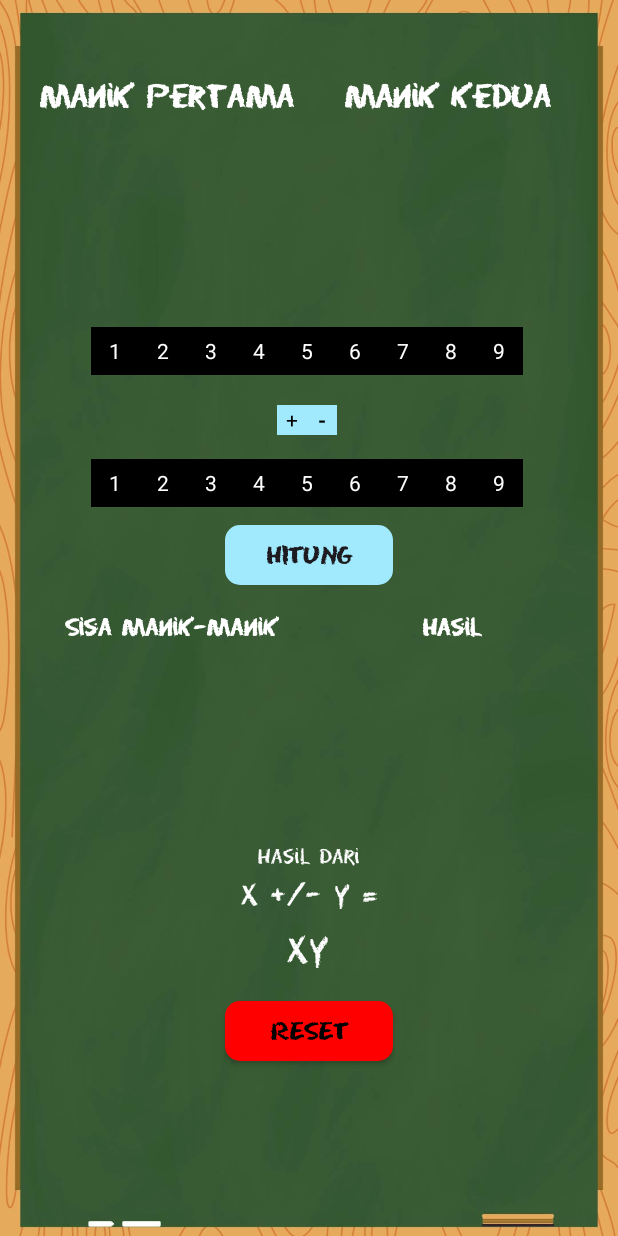
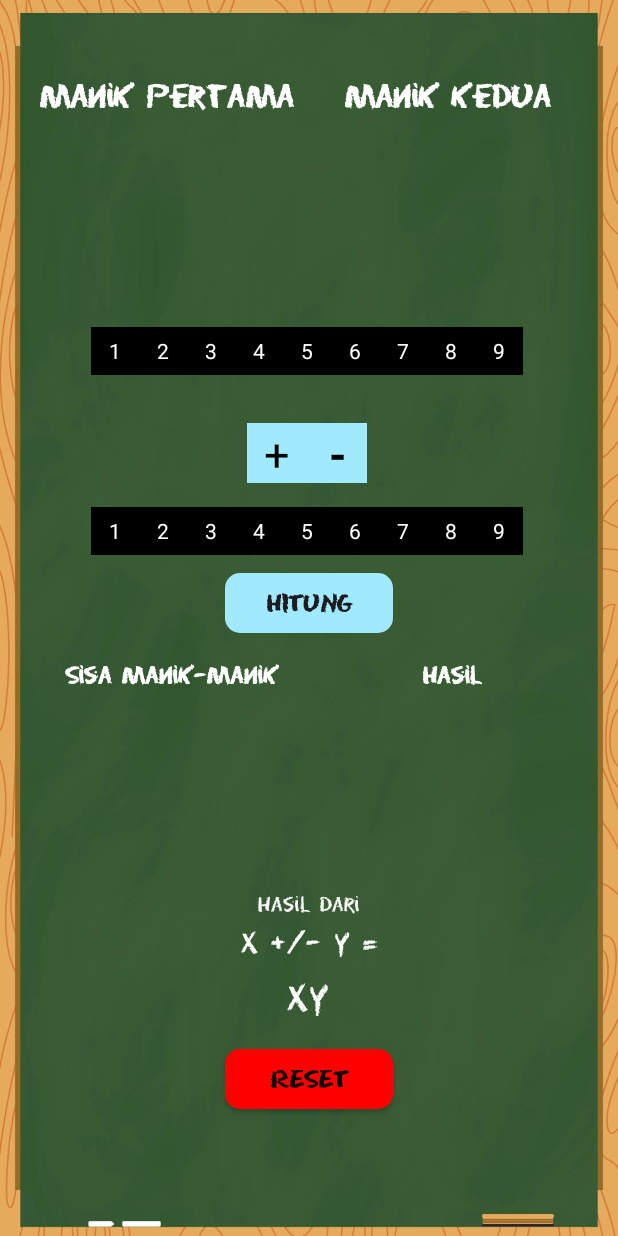
Before and after one commit to Boy-Brahmanda03/LearningApps, an Android app: the MainActivity screen opened directly, with no data from a screen before it, on a phone screen of 412 x 824 dp. Run offline under Robolectric (Android 15) with nearby library versions, the phone set to English and light mode, and no system bars.

Commit message:
edit + and - button

```diff
--- a/app/src/main/res/layout/activity_main.xml
+++ b/app/src/main/res/layout/activity_main.xml
@@ -291,33 +291,35 @@
         app:layout_constraintTop_toTopOf="@+id/iv_number_8"
         app:layout_constraintVertical_bias="0.0" />
 
+
     <TextView
         android:id="@+id/iv_add"
-        android:layout_width="20dp"
-        android:layout_height="20dp"
-        android:layout_marginStart="124dp"
-        android:layout_marginTop="20dp"
+        android:layout_width="40dp"
+        android:layout_height="40dp"
+        android:layout_marginStart="104dp"
+        android:layout_marginTop="32dp"
+        android:background="@drawable/bg_text_view_enable"
         android:gravity="center"
-        android:background="@drawable/bg_text_view_enable"
+        android:text="@string/add"
         android:textColor="@color/black"
-        android:text="@string/add"
+        android:textSize="30sp"
         app:layout_constraintStart_toStartOf="@+id/iv_number_1"
         app:layout_constraintTop_toBottomOf="@+id/iv_number_5" />
 
     <TextView
         android:id="@+id/iv_minus"
-        android:layout_width="20dp"
-        android:layout_height="20dp"
+        android:layout_width="40dp"
+        android:layout_height="40dp"
         android:background="@drawable/bg_text_view_enable"
+        android:gravity="center"
+        android:text="@string/minus"
         android:textColor="@color/black"
-        android:gravity="center"
+        android:textSize="30sp"
         android:textStyle="bold"
-        android:text="@string/minus"
         app:layout_constraintBottom_toBottomOf="@+id/iv_add"
         app:layout_constraintStart_toEndOf="@+id/iv_add"
         app:layout_constraintTop_toTopOf="@+id/iv_add"
-        app:layout_constraintVertical_bias="1.0" />
-
+        app:layout_constraintVertical_bias="0.0" />
 
     <androidx.appcompat.widget.AppCompatButton
         android:id="@+id/btn_count"
```
